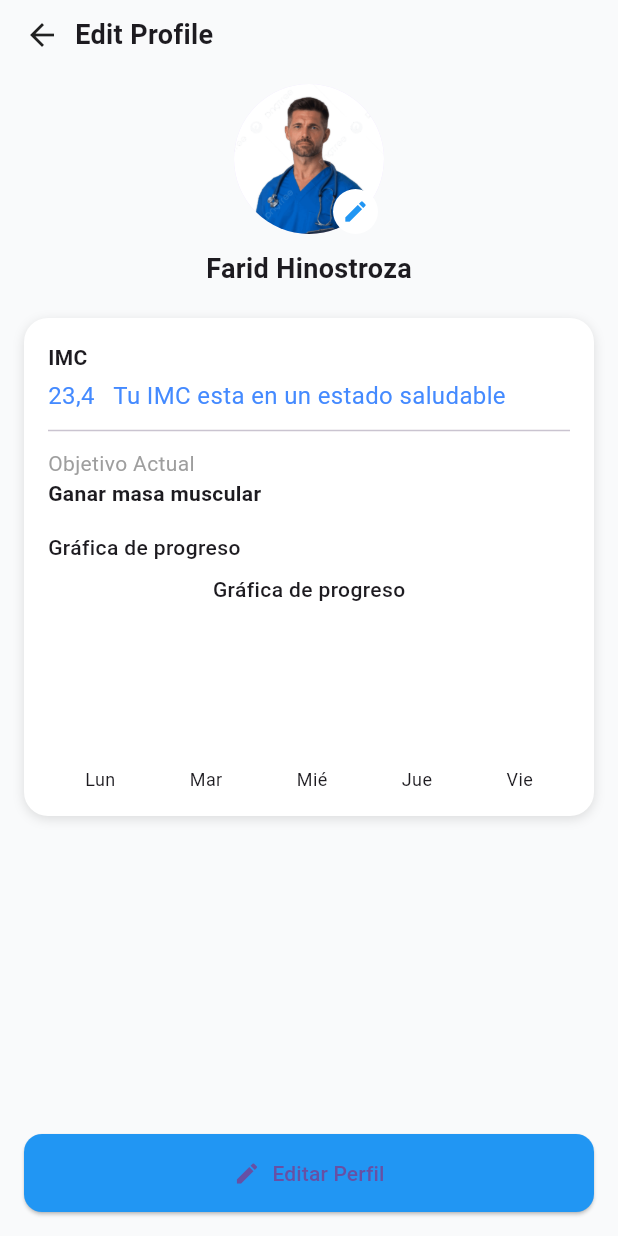
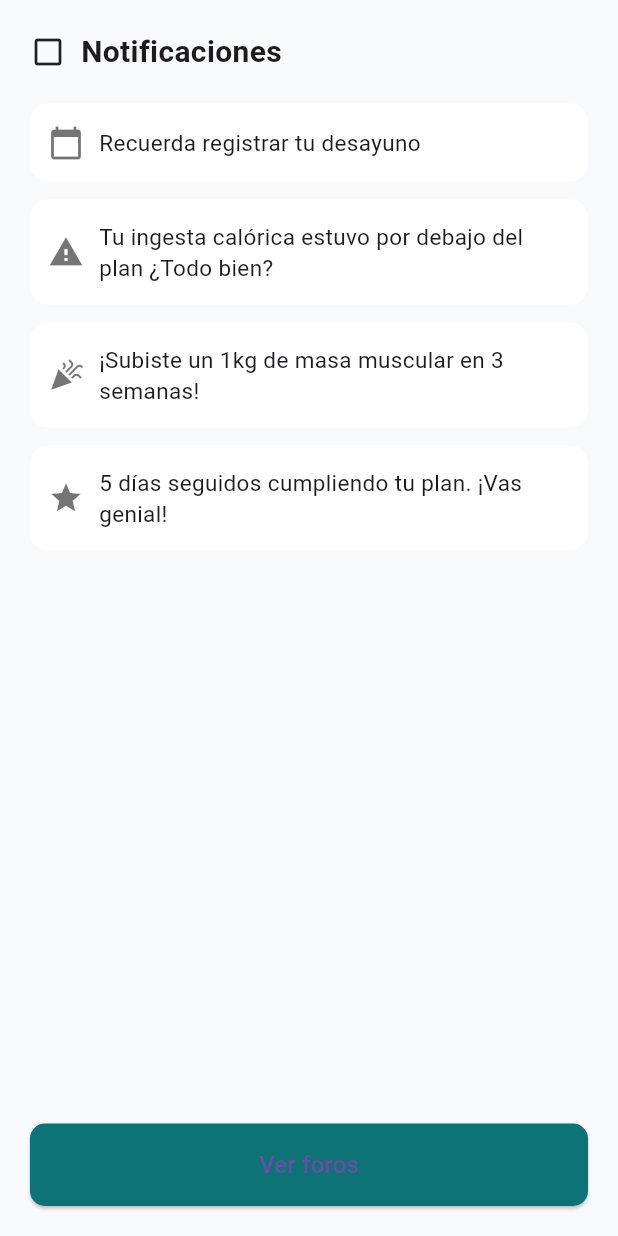
Before and after one commit to HabitsGo-ChfHeroes/habits_go_front, a Flutter app: the screen it shows after launch, on a phone screen of 412 x 824 dp. Run offline on Flutter 3.47's test engine with Material 3 defaults, Android fonts, the phone set to English and light mode, and no system bars.

Commit message:
vista alerts

```diff
--- /dev/null
+++ b/lib/alerts.dart
@@ -0,0 +1,99 @@
+import 'package:flutter/material.dart';
+
+class AlertsScreen extends StatefulWidget {
+  const AlertsScreen({super.key});
+
+  @override
+  State<AlertsScreen> createState() => _AlertsScreenState();
+}
+
+class _AlertsScreenState extends State<AlertsScreen> {
+  @override
+  Widget build(BuildContext context) {
+    return Scaffold(
+      backgroundColor: const Color(0xFFF9FAFB),
+      body: SafeArea(
+        child: Padding(
+          padding: const EdgeInsets.all(20.0),
+          child: Column(
+            crossAxisAlignment: CrossAxisAlignment.start,
+            children: [
+              // Encabezado
+              const Row(
+                children: [
+                  Icon(Icons.check_box_outline_blank),
+                  SizedBox(width: 10),
+                  Text(
+                    'Notificaciones',
+                    style: TextStyle(fontSize: 20, fontWeight: FontWeight.bold),
+                  ),
+                ],
+              ),
+              const SizedBox(height: 20),
+
+              // Lista de notificaciones
+              _buildNotificationTile(
+                icon: Icons.calendar_today,
+                text: "Recuerda registrar tu desayuno",
+              ),
+              _buildNotificationTile(
+                icon: Icons.warning,
+                text: "Tu ingesta calórica estuvo por debajo del plan ¿Todo bien?",
+              ),
+              _buildNotificationTile(
+                icon: Icons.celebration,
+                text: "¡Subiste un 1kg de masa muscular en 3 semanas!",
+              ),
+              _buildNotificationTile(
+                icon: Icons.star,
+                text: "5 días seguidos cumpliendo tu plan. ¡Vas genial!",
+              ),
+
+              const Spacer(),
+
+              // Botón inferior
+              SizedBox(
+                width: double.infinity,
+                child: ElevatedButton(
+                  onPressed: () {},
+                  style: ElevatedButton.styleFrom(
+                    backgroundColor: const Color(0xFF0D7377),
+                    padding: const EdgeInsets.symmetric(vertical: 16),
+                    shape: RoundedRectangleBorder(
+                      borderRadius: BorderRadius.circular(10),
+                    ),
+                  ),
+                  child: const Text("Ver foros", style: TextStyle(fontSize: 16)),
+                ),
+              ),
+            ],
+          ),
+        ),
+      ),
+    );
+  }
+
+  // Widget reutilizable para notificaciones
+  Widget _buildNotificationTile({required IconData icon, required String text}) {
+    return Container(
+      margin: const EdgeInsets.only(bottom: 12),
+      padding: const EdgeInsets.symmetric(horizontal: 12, vertical: 14),
+      decoration: BoxDecoration(
+        color: Colors.white,
+        borderRadius: BorderRadius.circular(12),
+      ),
+      child: Row(
+        children: [
+          Icon(icon, color: Colors.black54),
+          const SizedBox(width: 10),
+          Expanded(
+            child: Text(
+              text,
+              style: const TextStyle(fontSize: 15),
+            ),
+          ),
+        ],
+      ),
+    );
+  }
+}
--- a/lib/main.dart
+++ b/lib/main.dart
@@ -1,5 +1,6 @@
 import 'package:flutter/material.dart';
 import 'user_settings.dart'; // Asegúrate de que la ruta sea correcta
+import 'alerts.dart';
 
 void main() {
   runApp(const MainApp());
@@ -12,7 +13,8 @@ class MainApp extends StatelessWidget {
   Widget build(BuildContext context) {
     return MaterialApp(
       debugShowCheckedModeBanner: false,
-      home: const UserSettingsScreen(), // Pantalla inicial
+      //home: const UserSettingsScreen(), // Pantalla inicial
+      home : const AlertsScreen(),
     );
   }
 }
```
